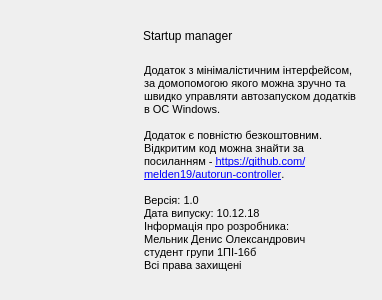
Qt form about.ui (melden19/autorun-controller) before a commit.
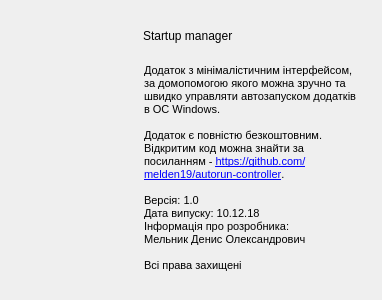
The same form after that commit. Icons and pictures are not drawn.

Diff of the .ui file:
```diff
--- a/about.ui
+++ b/about.ui
@@ -71,7 +71,7 @@
 &lt;p style=&quot; margin-top:0px; margin-bottom:0px; margin-left:0px; margin-right:0px; -qt-block-indent:0; text-indent:0px;&quot;&gt;Дата випуску: 10.12.18&lt;/p&gt;
 &lt;p style=&quot; margin-top:0px; margin-bottom:0px; margin-left:0px; margin-right:0px; -qt-block-indent:0; text-indent:0px;&quot;&gt;Інформація про розробника:&lt;/p&gt;
 &lt;p style=&quot; margin-top:0px; margin-bottom:0px; margin-left:0px; margin-right:0px; -qt-block-indent:0; text-indent:0px;&quot;&gt;Мельник Денис Олександрович&lt;/p&gt;
-&lt;p style=&quot; margin-top:0px; margin-bottom:0px; margin-left:0px; margin-right:0px; -qt-block-indent:0; text-indent:0px;&quot;&gt;студент групи 1ПІ-16б&lt;/p&gt;
+&lt;p style=&quot;-qt-paragraph-type:empty; margin-top:0px; margin-bottom:0px; margin-left:0px; margin-right:0px; -qt-block-indent:0; text-indent:0px;&quot;&gt;&lt;br /&gt;&lt;/p&gt;
 &lt;p style=&quot; margin-top:0px; margin-bottom:0px; margin-left:0px; margin-right:0px; -qt-block-indent:0; text-indent:0px;&quot;&gt;Всі права захищені&lt;/p&gt;&lt;/body&gt;&lt;/html&gt;</string>
    </property>
   </widget>
```
